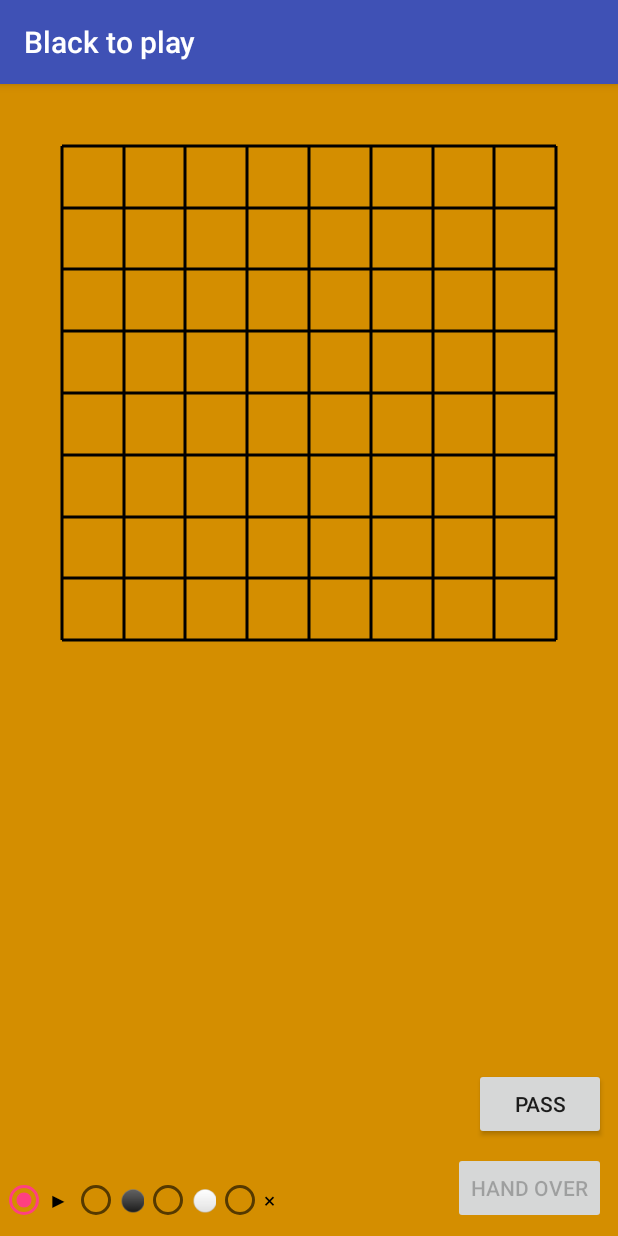
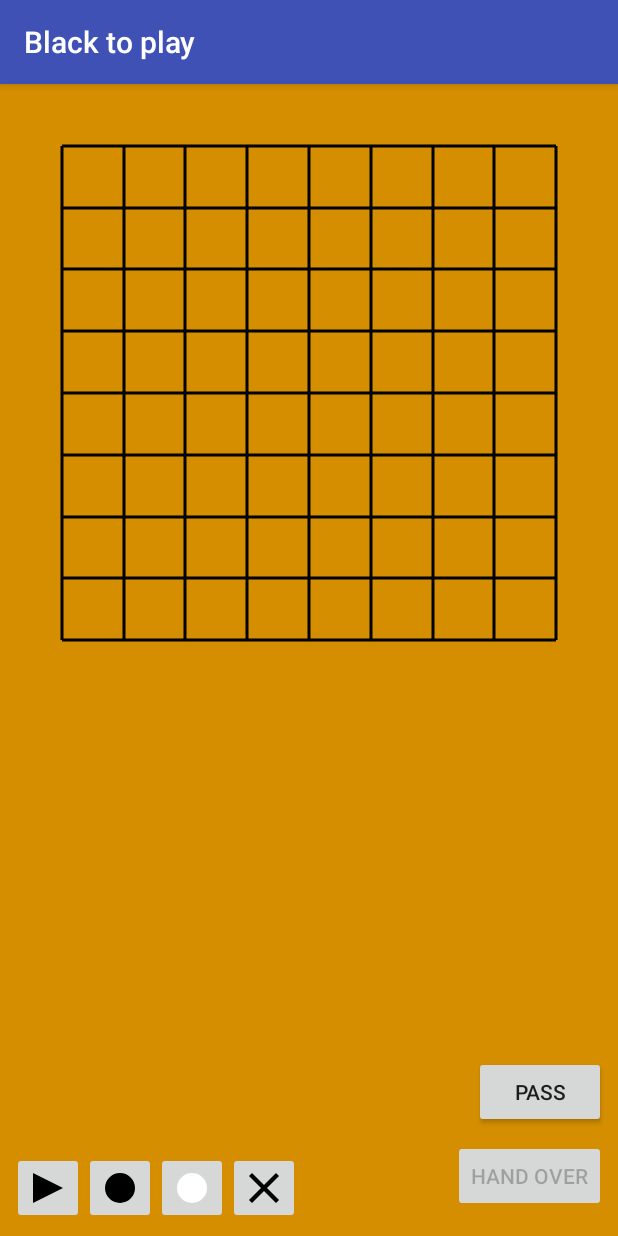
Before and after one commit to rillig/Phantom-Go-Android, an Android app: the screen it shows after launch (PlayerActivity), after a tap on "PLAY", on a phone screen of 412 x 824 dp. Run offline under Robolectric (Android 15) with nearby library versions, the phone set to English and light mode, and no system bars.

Commit message:
Vector icons for the tools in the player activity

```diff
--- a/app/src/main/java/de/roland_illig/android/phantomgo/PlayerActivity.kt
+++ b/app/src/main/java/de/roland_illig/android/phantomgo/PlayerActivity.kt
@@ -5,24 +5,22 @@ import android.content.Intent
 import android.os.Bundle
 import android.support.v7.app.AppCompatActivity
 import android.view.View
-import de.roland_illig.phantomgo.Board
 import de.roland_illig.phantomgo.Player
 
 class PlayerActivity : AppCompatActivity() {
 
-    var state: GameState? = null
+    private var state: GameState? = null
 
     override fun onCreate(savedInstanceState: Bundle?) {
         super.onCreate(savedInstanceState)
         setContentView(R.layout.activity_player)
-        setTitle(if (player == Player.BLACK) R.string.black_to_play else R.string.white_to_play)
+        setTitle(if (player() == Player.BLACK) R.string.black_to_play else R.string.white_to_play)
     }
 
     override fun onResume() {
         super.onResume()
         state = GameState.load(this)
-        findViewById<PlayerBoardView>(R.id.playerBoardView)
-                .configure(state!!.refereeBoard, board, player)
+        boardView().configure(state!!.refereeBoard, board(), player())
     }
 
     override fun onPause() {
@@ -31,24 +29,27 @@ class PlayerActivity : AppCompatActivity() {
     }
 
     fun onPassClick(view: View) {
-        (findViewById<PlayerBoardView>(R.id.playerBoardView)).pass()
+        boardView().pass()
         onHandOverClick(view)
     }
 
+    fun onToolClick(view: View) {
+        boardView().mode = view.id
+    }
+
     fun onHandOverClick(view: View) {
-        val refereeResults = findViewById<PlayerBoardView>(R.id.playerBoardView).refereeResults
+        val refereeResults = boardView().refereeResults
         if (state!!.refereeBoard.gameOver) {
             CountingActivity.start(this)
         } else {
-            HandOverActivity.start(this, player.other(), refereeResults)
+            HandOverActivity.start(this, player().other(), refereeResults)
         }
         finish()
     }
 
-    private val board: Board
-        get() = if (player == Player.BLACK) state!!.blackBoard else state!!.whiteBoard
-    private val player: Player
-        get() = intent.getSerializableExtra("phantomGo.player") as Player
+    private fun boardView() = findViewById<PlayerBoardView>(R.id.playerBoardView)
+    private fun board() = if (player() == Player.BLACK) state!!.blackBoard else state!!.whiteBoard
+    private fun player() = intent.getSerializableExtra("phantomGo.player") as Player
 
     companion object {
         fun start(ctx: Context, player: Player) {
--- a/app/src/main/java/de/roland_illig/android/phantomgo/PlayerBoardView.kt
+++ b/app/src/main/java/de/roland_illig/android/phantomgo/PlayerBoardView.kt
@@ -3,7 +3,6 @@ package de.roland_illig.android.phantomgo
 import android.content.Context
 import android.util.AttributeSet
 import android.view.View
-import android.widget.RadioButton
 import android.widget.TextView
 import de.roland_illig.phantomgo.Board
 import de.roland_illig.phantomgo.Player
@@ -13,6 +12,7 @@ import java.util.ArrayList
 
 class PlayerBoardView : AbstractBoardView {
 
+    internal var mode = R.id.playButton
     private var refereeBoard = Board(9)
     private var board = Board(9)
     private var player = Player.BLACK
@@ -36,25 +36,24 @@ class PlayerBoardView : AbstractBoardView {
     override fun getBoard(x: Int, y: Int) = AbstractBoardView.Cell(board[x, y], null, false)
 
     override fun boardMouseClicked(x: Int, y: Int) {
-        if (isChecked(R.id.playButton)) {
-            onPlayModeClick(x, y)
-        } else if (isChecked(R.id.blackButton)) {
+        when (mode) {
+            R.id.playButton -> onPlayModeClick(x, y)
+            R.id.blackButton -> {
                 board.turn = Player.BLACK
                 if (board.play(x, y).invalidReason != null) {
                     board[x, y] = Player.BLACK
                 }
-        } else if (isChecked(R.id.whiteButton)) {
+            }
+            R.id.whiteButton -> {
                 board.turn = Player.WHITE
                 if (board.play(x, y).invalidReason != null) {
                     board[x, y] = Player.WHITE
                 }
-        } else if (isChecked(R.id.eraserButton)) {
-            board[x, y] = null
+            }
+            R.id.eraserButton -> board[x, y] = null
         }
         invalidate()
     }
-
-    private fun isChecked(resourceId: Int) = findParentView<RadioButton>(resourceId).isChecked
 
     private fun onPlayModeClick(x: Int, y: Int) {
         if (player != refereeBoard.turn) {
--- /dev/null
+++ b/app/src/main/res/drawable/ic_black_24dp.xml
@@ -0,0 +1,11 @@
+<vector xmlns:android="http://schemas.android.com/apk/res/android"
+        android:width="24dp"
+        android:height="24dp"
+        android:viewportWidth="24"
+        android:viewportHeight="24">
+    <path
+        android:fillColor="#f000"
+        android:pathData="
+            M 12,2 A 10,10 0 0 1 12,22 Z
+            M 12,2 A 10,10 0 0 0 12,22 Z"/>
+</vector>
--- /dev/null
+++ b/app/src/main/res/drawable/ic_erase_24dp.xml
@@ -0,0 +1,11 @@
+<vector xmlns:android="http://schemas.android.com/apk/res/android"
+        android:width="24dp"
+        android:height="24dp"
+        android:viewportWidth="24"
+        android:viewportHeight="24">
+    <path
+        android:fillColor="#f000"
+        android:pathData="
+            M 4,2 L 22,20 20,22 2,4 Z
+            M 2,20 L 20,2 22,4 4,22 Z"/>
+</vector>
--- /dev/null
+++ b/app/src/main/res/drawable/ic_play_24dp.xml
@@ -0,0 +1,9 @@
+<vector xmlns:android="http://schemas.android.com/apk/res/android"
+        android:width="24dp"
+        android:height="24dp"
+        android:viewportWidth="24"
+        android:viewportHeight="24">
+    <path
+        android:fillColor="#f000"
+        android:pathData="M2,2 22,12 2,22 Z"/>
+</vector>
--- /dev/null
+++ b/app/src/main/res/drawable/ic_white_24dp.xml
@@ -0,0 +1,11 @@
+<vector xmlns:android="http://schemas.android.com/apk/res/android"
+        android:width="24dp"
+        android:height="24dp"
+        android:viewportWidth="24"
+        android:viewportHeight="24">
+    <path
+        android:fillColor="#ffff"
+        android:pathData="
+            M 12,2 A 10,10 0 0 1 12,22 Z
+            M 12,2 A 10,10 0 0 0 12,22 Z"/>
+</vector>
--- a/app/src/main/res/layout/activity_player.xml
+++ b/app/src/main/res/layout/activity_player.xml
@@ -27,34 +27,45 @@
         android:id="@+id/buttonBar"
         android:layout_width="wrap_content"
         android:layout_height="wrap_content"
+        android:layout_marginBottom="8dp"
+        android:layout_marginLeft="8dp"
+        android:layout_marginStart="8dp"
         android:orientation="horizontal"
-        app:layout_constraintBottom_toBottomOf="parent">
+        app:layout_constraintBottom_toBottomOf="parent"
+        app:layout_constraintLeft_toLeftOf="parent">
 
-        <RadioButton
+        <ImageButton
             android:id="@+id/playButton"
             android:layout_width="@android:dimen/app_icon_size"
             android:layout_height="@android:dimen/app_icon_size"
             android:checked="true"
-            android:text="@string/play_button"/>
+            android:contentDescription="@string/play_button"
+            android:onClick="onToolClick"
+            app:srcCompat="@drawable/ic_play_24dp"/>
 
-        <RadioButton
+        <ImageButton
             android:id="@+id/blackButton"
             android:layout_width="@android:dimen/app_icon_size"
             android:layout_height="@android:dimen/app_icon_size"
-            android:text="@string/black_button"/>
+            android:contentDescription="@string/black_button"
+            android:onClick="onToolClick"
+            app:srcCompat="@drawable/ic_black_24dp"/>
 
-        <RadioButton
+        <ImageButton
             android:id="@+id/whiteButton"
             android:layout_width="@android:dimen/app_icon_size"
             android:layout_height="@android:dimen/app_icon_size"
-            android:text="@string/white_button"/>
+            android:contentDescription="@string/white_button"
+            android:onClick="onToolClick"
+            app:srcCompat="@drawable/ic_white_24dp"/>
 
-        <RadioButton
+        <ImageButton
             android:id="@+id/eraserButton"
             android:layout_width="@android:dimen/app_icon_size"
             android:layout_height="@android:dimen/app_icon_size"
-            android:text="@string/eraser_button"/>
-
+            android:contentDescription="@string/eraser_button"
+            android:onClick="onToolClick"
+            app:srcCompat="@drawable/ic_erase_24dp"/>
     </RadioGroup>
 
     <Button
```
Lines whose indentation alone changed are shown as unchanged.
